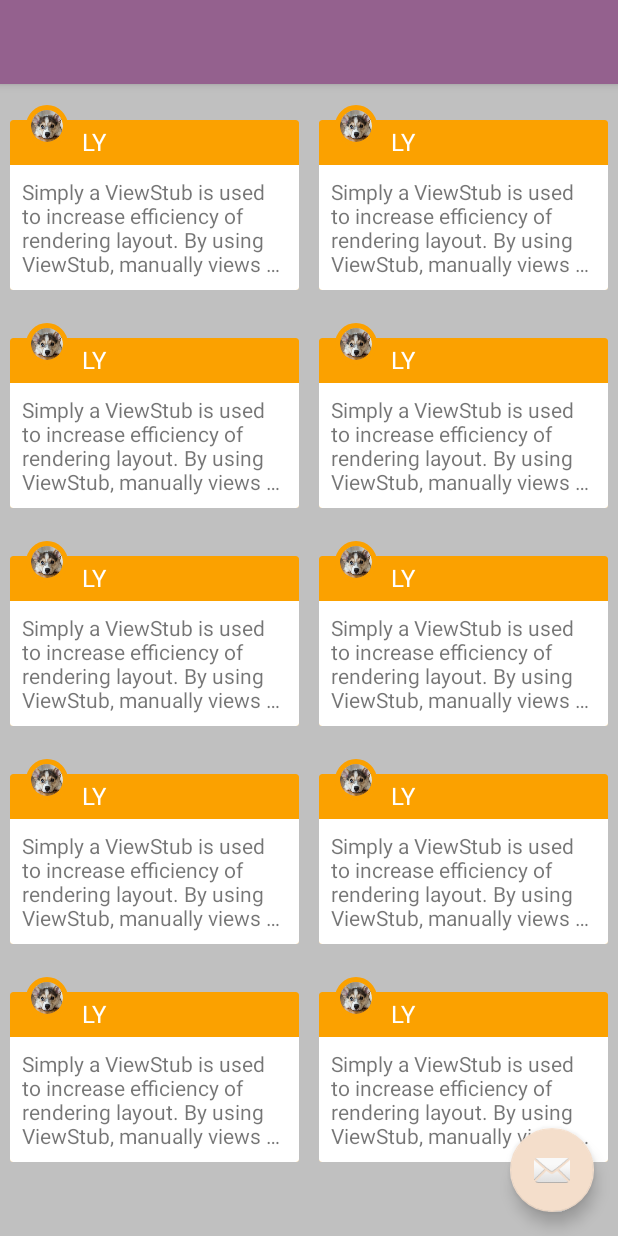
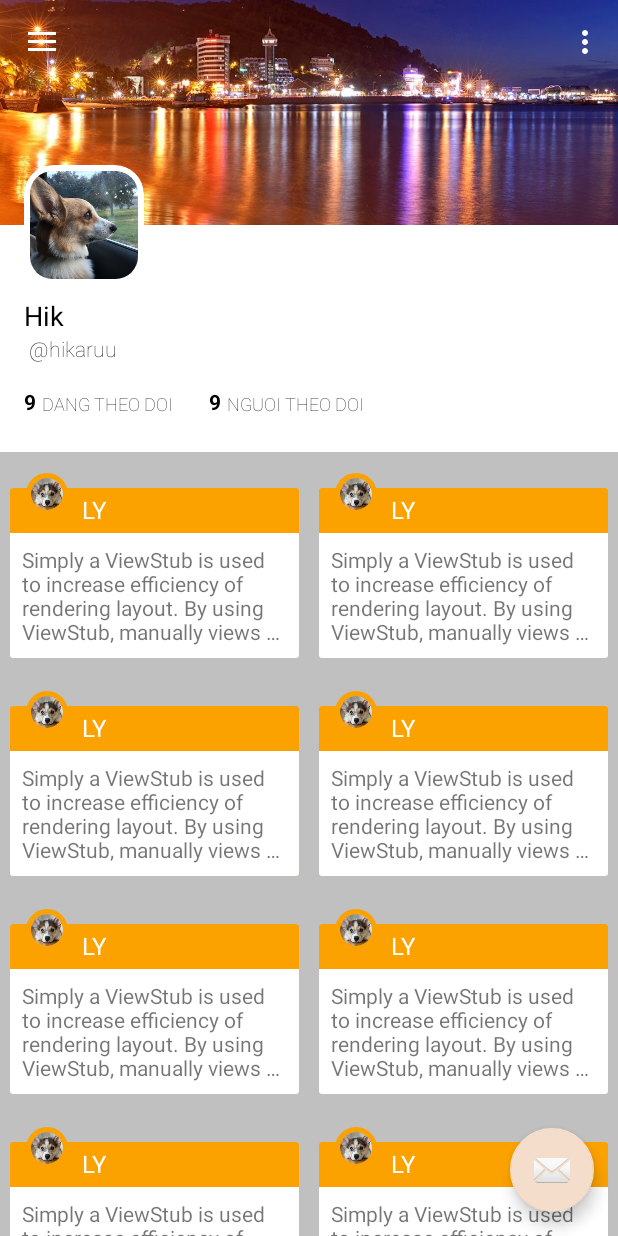
Before and after one commit to GroupTryHard/AutumWings, an Android app: the screen it shows after launch (MainActivity), on a phone screen of 412 x 824 dp. Run offline under Robolectric (Android 15) with nearby library versions, the phone set to English and light mode, and no system bars; our stand-ins replace ButterKnife, CircleImageView.

Commit message:
com.android.support xuong 24.0.0 buildToolsVersion xuong 24 ban moi bi mot so bug

```diff
--- a/app/src/main/java/com/automic/nguyendhoang/project/controller/activity/ClassActivity.java
+++ b/app/src/main/java/com/automic/nguyendhoang/project/controller/activity/ClassActivity.java
@@ -41,9 +41,9 @@ public class ClassActivity extends AppCompatActivity {
         viewPager.setAdapter(mTabFragmentAdapter);
         tabLayout.setupWithViewPager(viewPager);
 
-        for (int i=0; i<tabLayout.getTabCount(); i++){
-            tabLayout.getTabAt(i).setCustomView(mTabFragmentAdapter.getView(i));
-        }
+//        for (int i=0; i<tabLayout.getTabCount(); i++){
+//            tabLayout.getTabAt(i).setCustomView(mTabFragmentAdapter.getView(i));
+//        }
     }
 
 
--- a/app/src/main/java/com/automic/nguyendhoang/project/controller/activity/MainActivity.java
+++ b/app/src/main/java/com/automic/nguyendhoang/project/controller/activity/MainActivity.java
@@ -2,8 +2,11 @@ package com.automic.nguyendhoang.project.controller.activity;
 
 import android.content.Intent;
 import android.os.Bundle;
+import android.support.design.widget.AppBarLayout;
+import android.support.design.widget.CollapsingToolbarLayout;
 import android.support.design.widget.FloatingActionButton;
 import android.support.design.widget.NavigationView;
+import android.support.design.widget.Snackbar;
 import android.support.v4.view.GravityCompat;
 import android.support.v4.widget.DrawerLayout;
 import android.support.v7.app.ActionBarDrawerToggle;
@@ -12,11 +15,13 @@ import android.support.v7.widget.CardView;
 import android.support.v7.widget.GridLayoutManager;
 import android.support.v7.widget.RecyclerView;
 import android.support.v7.widget.Toolbar;
+import android.util.Log;
 import android.view.LayoutInflater;
 import android.view.Menu;
 import android.view.MenuItem;
 import android.view.View;
 import android.view.ViewGroup;
+import android.widget.FrameLayout;
 import android.widget.TextView;
 
 import com.automic.nguyendhoang.project.R;
@@ -25,35 +30,63 @@ import java.util.ArrayList;
 import java.util.List;
 import java.util.Random;
 
+import butterknife.BindView;
+import butterknife.ButterKnife;
 import de.hdodenhof.circleimageview.CircleImageView;
 
 public class MainActivity extends AppCompatActivity
         implements NavigationView.OnNavigationItemSelectedListener {
+    private static final String TAG = "MainActivity";
     RecyclerView recyclerView;
+    @BindView(R.id.appbar)
+    AppBarLayout mAppBar;
+    @BindView(R.id.collapsing_toolbar)
+    CollapsingToolbarLayout mCollapsingToolbar;
+    @BindView(R.id.toolbar)
+    Toolbar mToolbar;
     @Override
     protected void onCreate(Bundle savedInstanceState) {
         super.onCreate(savedInstanceState);
         setContentView(R.layout.activity_main);
-        Toolbar toolbar = (Toolbar) findViewById(R.id.toolbar);
-        setSupportActionBar(toolbar);
+        ButterKnife.bind(this);
 
+
+        setSupportActionBar(mToolbar);
+        getSupportActionBar().setDisplayShowHomeEnabled(true);
         FloatingActionButton fab = (FloatingActionButton) findViewById(R.id.fab);
         fab.setOnClickListener(new View.OnClickListener() {
             @Override
             public void onClick(View view) {
-//                Snackbar.make(view, "Replace with your own action", Snackbar.LENGTH_LONG)
-//                        .setAction("Action", null).show();
-                Intent intent = new Intent(MainActivity.this, ClassActivity.class);
-                startActivity(intent);
+                Snackbar.make(view, "Replace with your own action", Snackbar.LENGTH_LONG)
+                        .setAction("Action", null).show();
+
             }
         });
 
         DrawerLayout drawer = (DrawerLayout) findViewById(R.id.drawer_layout);
         ActionBarDrawerToggle toggle = new ActionBarDrawerToggle(
-                this, drawer, toolbar, R.string.navigation_drawer_open, R.string.navigation_drawer_close);
+                this, drawer, mToolbar, R.string.navigation_drawer_open, R.string.navigation_drawer_close);
         drawer.setDrawerListener(toggle);
         toggle.syncState();
 
+        final FrameLayout frameLayout;
+        frameLayout = (FrameLayout) findViewById(R.id.flCover);
+        mAppBar.addOnOffsetChangedListener(new AppBarLayout.OnOffsetChangedListener() {
+            @Override
+            public void onOffsetChanged(AppBarLayout appBarLayout, int verticalOffset) {
+                boolean showTitle = (mCollapsingToolbar.getHeight() + verticalOffset) <= (mToolbar.getHeight()*2) ;
+                frameLayout.setPadding(-verticalOffset/10,-verticalOffset/10,-verticalOffset/10,-verticalOffset/10);
+                if(showTitle){
+                    if(mCollapsingToolbar.getTitle()==null||mCollapsingToolbar.getTitle()==""){
+                        mCollapsingToolbar.setTitle(getString(R.string.app_name));
+
+                    }
+                }else {
+                    Log.d(TAG, "onOffsetChanged: "+mCollapsingToolbar.getTitle());
+                    mCollapsingToolbar.setTitle("");
+                }
+            }
+        });
         NavigationView navigationView = (NavigationView) findViewById(R.id.nav_view);
         navigationView.setNavigationItemSelectedListener(this);
 
--- /dev/null
+++ b/app/src/main/res/drawable/action_bar.xml
@@ -0,0 +1,23 @@
+<?xml version="1.0" encoding="utf-8"?>
+<selector xmlns:android="http://schemas.android.com/apk/res/android">
+    <item>
+        <layer-list>
+            <item>
+                <color android:color="@color/tran" />
+            </item>
+            <item>
+                <shape xmlns:android="http://schemas.android.com/apk/res/android">
+                    <gradient android:angle="-90"
+                        android:centerColor="#36848484" android:dither="true"
+
+                        android:endColor="#00c6c6c6"
+                        android:startColor="#6a848484"
+
+                        />
+                </shape>
+            </item>
+        </layer-list>
+    </item>
+
+
+</selector>
--- /dev/null
+++ b/app/src/main/res/drawable/button_bg.xml
@@ -0,0 +1,9 @@
+<?xml version="1.0" encoding="utf-8"?>
+<shape xmlns:android="http://schemas.android.com/apk/res/android"
+    android:shape="rectangle">
+    <gradient android:startColor="#FFFFFF"
+        android:endColor="#ffffff"
+        android:angle="270" />
+    <corners android:radius="3dp" />
+    <stroke android:width="1px" android:color="#b3b3b3" />
+</shape>
--- a/app/src/main/res/layout/activity_class.xml
+++ b/app/src/main/res/layout/activity_class.xml
@@ -9,21 +9,19 @@
     <android.support.design.widget.AppBarLayout
         android:id="@+id/appbar"
         android:layout_width="match_parent"
-        android:layout_height="wrap_content">
+        android:layout_height="wrap_content"
+        android:theme="@style/AppTheme.AppBarOverlay">
 
-        <include
-            layout="@layout/tool_bar"
-            android:layout_width="match_parent"
-            android:layout_height="wrap_content" />
+        <include layout="@layout/tool_bar" />
 
         <android.support.design.widget.TabLayout
             android:id="@+id/tablayout"
             android:layout_width="match_parent"
             android:layout_height="wrap_content"
             android:background="@color/colorPrimary"
+            app:tabGravity="fill"
             app:tabIndicatorColor="@android:color/white"
             app:tabMaxWidth="0dp"
-            app:tabGravity="fill"
             app:tabMode="fixed" />
 
     </android.support.design.widget.AppBarLayout>
--- a/app/src/main/res/layout/app_bar_main.xml
+++ b/app/src/main/res/layout/app_bar_main.xml
@@ -4,17 +4,42 @@
     xmlns:tools="http://schemas.android.com/tools"
     android:layout_width="match_parent"
     android:layout_height="match_parent"
-    android:fitsSystemWindows="true"
     tools:context="com.automic.nguyendhoang.project.controller.activity.MainActivity">
 
     <android.support.design.widget.AppBarLayout
+        android:id="@+id/appbar"
         android:layout_width="match_parent"
         android:layout_height="wrap_content"
         android:theme="@style/AppTheme.AppBarOverlay">
 
-        <include
-            android:id="@+id/layoutToolbar"
-            layout="@layout/tool_bar" />
+        <android.support.design.widget.CollapsingToolbarLayout
+            android:id="@+id/collapsing_toolbar"
+            android:layout_width="match_parent"
+            android:layout_height="wrap_content"
+            app:contentScrim="?attr/colorPrimary"
+            app:layout_scrollFlags="scroll|exitUntilCollapsed|snap">
+
+            <LinearLayout
+                android:layout_width="match_parent"
+                android:layout_height="wrap_content"
+                android:gravity="top"
+                app:layout_collapseMode="parallax"
+                app:layout_collapseParallaxMultiplier="0.0"
+                android:orientation="vertical"
+                >
+                <include layout="@layout/layout_user_profile"/>
+
+            </LinearLayout>
+            <android.support.v7.widget.Toolbar
+                android:id="@+id/toolbar"
+                android:layout_width="match_parent"
+                android:layout_height="?attr/actionBarSize"
+                app:contentInsetStart="0dp"
+                app:layout_collapseMode="pin"
+                app:popupTheme="@style/AppTheme.PopupOverlay"
+                />
+
+        </android.support.design.widget.CollapsingToolbarLayout>
 
     </android.support.design.widget.AppBarLayout>
 
--- a/app/src/main/res/layout/layout_item_class.xml
+++ b/app/src/main/res/layout/layout_item_class.xml
@@ -33,7 +33,6 @@
             android:layout_marginTop="3dp"
             android:textColor="@color/White"
             android:textAllCaps="true"/>
-
         <TextView
             android:text="@string/large_text"
             android:layout_width="match_parent"
--- /dev/null
+++ b/app/src/main/res/layout/layout_user_profile.xml
@@ -0,0 +1,200 @@
+<?xml version="1.0" encoding="utf-8"?><!--
+  ~ Copyright 2015 chenupt
+  ~
+  ~ Licensed under the Apache License, Version 2.0 (the "License");
+  ~ you may not use this file except in compliance with the License.
+  ~ You may obtain a copy of the License at
+  ~
+  ~     http://www.apache.org/licenses/LICENSE-2.0
+  ~
+  ~ Unless required by applicable law or agreed to in writing, software
+  ~ distributed under the License is distributed on an "AS IS" BASIS,
+  ~ WITHOUT WARRANTIES OR CONDITIONS OF ANY KIND, either express or implied.
+  ~ See the License for the specific language governing permissions and
+  ~ limitations under the License.
+  -->
+<android.support.constraint.ConstraintLayout xmlns:android="http://schemas.android.com/apk/res/android"
+    xmlns:app="http://schemas.android.com/apk/res-auto"
+    xmlns:tools="http://schemas.android.com/tools"
+
+    android:layout_width="match_parent"
+    android:layout_height="wrap_content"
+    android:paddingBottom="24dp"
+    android:background="@color/cardview_light_background"
+    >
+
+
+    <ImageView
+        android:layout_width="0dp"
+        android:layout_height="150dp"
+        android:src="@drawable/vungtau"
+        android:id="@+id/ivBanner"
+        android:scaleType="centerCrop"
+        android:cropToPadding="false"
+        android:adjustViewBounds="false"
+        tools:layout_constraintTop_creator="1"
+        tools:layout_constraintRight_creator="1"
+        app:layout_constraintRight_toRightOf="parent"
+        tools:layout_constraintLeft_creator="1"
+        app:layout_constraintLeft_toLeftOf="parent"
+        app:layout_constraintTop_toTopOf="parent"
+        app:layout_constraintHorizontal_bias="1.0" />
+    <FrameLayout
+        android:id="@+id/flCover"
+        android:layout_width="80dp"
+        android:layout_height="80dp"
+        android:padding="0dp"
+        tools:layout_constraintLeft_creator="1"
+        app:layout_constraintLeft_toLeftOf="@+id/ivBanner"
+        android:layout_marginStart="16dp"
+
+        app:layout_constraintBottom_toBottomOf="@+id/button"
+        android:layout_marginLeft="16dp"
+        app:layout_constraintTop_toBottomOf="@+id/ivBanner">
+        <android.support.v7.widget.CardView
+            android:layout_width="match_parent"
+            android:layout_height="match_parent"
+            app:cardElevation="0dp"
+            app:cardCornerRadius="19.5dp"
+            app:cardBackgroundColor="@color/cardview_light_background"
+            >
+            <android.support.v7.widget.CardView
+                android:layout_width="match_parent"
+                android:layout_height="match_parent"
+                android:layout_margin="4dp"
+                app:cardCornerRadius="15dp"
+                app:cardElevation="0dp">
+                <ImageView
+                    android:layout_width="match_parent"
+                    android:layout_height="match_parent"
+                    android:background="@color/White"
+                    android:src="@drawable/dog"
+
+                    />
+            </android.support.v7.widget.CardView>
+        </android.support.v7.widget.CardView>
+
+
+    </FrameLayout>
+
+    <android.support.constraint.Guideline
+        android:layout_width="wrap_content"
+        android:layout_height="wrap_content"
+        android:id="@+id/guideline"
+        app:layout_constraintGuide_begin="20dp"
+        android:orientation="horizontal"
+        tools:layout_editor_absoluteY="20dp"
+        tools:layout_editor_absoluteX="0dp" />
+
+    <Button
+        android:text="Thiet lap Ho so"
+        android:layout_width="wrap_content"
+        android:id="@+id/button"
+        app:layout_constraintTop_toBottomOf="@+id/ivBanner"
+        app:layout_constraintRight_toRightOf="parent"
+        android:layout_marginStart="16dp"
+        app:layout_constraintLeft_toLeftOf="parent"
+        app:layout_constraintHorizontal_bias="0.94"
+        tools:text="Thiet lap Ho so"
+        android:layout_marginTop="8dp"
+        android:background="@drawable/button_bg"
+        android:paddingLeft="24dp"
+        android:paddingRight="24dp"
+        android:textColor="@color/Black"
+        android:fontFamily="sans-serif-thin"
+        android:layout_height="0dp"
+        android:layout_marginLeft="16dp"
+        android:visibility="invisible"
+        app:layout_constraintBottom_toBottomOf="@+id/ivBanner" />
+
+    <TextView
+        android:text="Hik"
+        android:layout_width="wrap_content"
+        android:layout_height="wrap_content"
+        android:id="@+id/tvName"
+        android:layout_marginTop="8dp"
+        app:layout_constraintTop_toBottomOf="@+id/flCover"
+        app:layout_constraintLeft_toLeftOf="@+id/flCover"
+        tools:text="Hik"
+        android:textAppearance="@android:style/TextAppearance.Material.Medium"
+        android:textColor="@color/Black" />
+
+    <TextView
+        android:text=" &#64;hikaruu"
+        android:layout_width="wrap_content"
+        android:layout_height="wrap_content"
+        android:id="@+id/tvEmail"
+        app:layout_constraintTop_toBottomOf="@+id/tvName"
+        tools:text="Hikaruu"
+        app:layout_constraintLeft_toLeftOf="@+id/tvName"
+        android:textColor="@color/Black"
+        android:fontFamily="sans-serif-thin" />
+
+    <TextView
+        android:text="9"
+        android:layout_width="wrap_content"
+        android:layout_height="wrap_content"
+        android:id="@+id/textView5"
+        app:layout_constraintLeft_toLeftOf="@+id/tvEmail"
+        app:layout_constraintTop_toBottomOf="@+id/tvEmail"
+        android:layout_marginTop="16dp"
+        android:textColor="@color/Black"
+        android:fontFamily="sans-serif"
+        android:typeface="serif"
+        android:elevation="1dp"
+        android:textSize="14sp"
+        android:textStyle="normal|bold" />
+
+    <TextView
+        android:text="DANG THEO DOI"
+        android:layout_width="wrap_content"
+        android:layout_height="wrap_content"
+        android:id="@+id/textView8"
+        app:layout_constraintBottom_toBottomOf="@+id/textView5"
+        app:layout_constraintVertical_bias="0.0"
+        app:layout_constraintLeft_toRightOf="@+id/textView5"
+        android:layout_marginEnd="16dp"
+        app:layout_constraintRight_toRightOf="parent"
+        app:layout_constraintHorizontal_bias="0.0"
+        tools:text="9 Nguoi theo doi"
+        android:layout_marginStart="4dp"
+        android:textColor="@color/Black"
+        android:fontFamily="sans-serif-thin"
+        android:textSize="12sp"
+        android:layout_marginLeft="4dp"
+        android:layout_marginRight="16dp" />
+
+    <TextView
+        android:text="9"
+        android:layout_width="wrap_content"
+        android:layout_height="wrap_content"
+        android:id="@+id/textView7"
+        android:textColor="@color/Black"
+        android:fontFamily="sans-serif"
+        android:typeface="serif"
+        android:elevation="1dp"
+        android:textSize="14sp"
+        android:textStyle="normal|bold"
+        android:layout_marginStart="24dp"
+        app:layout_constraintLeft_toRightOf="@+id/textView8"
+        app:layout_constraintVertical_bias="0.13"
+        app:layout_constraintBottom_toBottomOf="@+id/textView8"
+        android:layout_marginLeft="24dp" />
+
+    <TextView
+        android:text="NGUOI THEO DOI"
+        android:layout_width="wrap_content"
+        android:layout_height="wrap_content"
+        android:id="@+id/textView9"
+        app:layout_constraintVertical_bias="1.0"
+        app:layout_constraintLeft_toRightOf="@+id/textView7"
+        tools:text="9 Nguoi theo doi"
+        android:textColor="@color/Black"
+        android:textSize="12sp"
+        app:layout_constraintBottom_toBottomOf="@+id/textView7"
+        android:layout_marginStart="4dp"
+        android:fontFamily="sans-serif-thin"
+        android:layout_marginLeft="4dp" />
+
+
+</android.support.constraint.ConstraintLayout>
--- a/app/src/main/res/layout/tool_bar.xml
+++ b/app/src/main/res/layout/tool_bar.xml
@@ -3,6 +3,4 @@
     android:id="@+id/toolbar"
     android:layout_width="match_parent"
     android:layout_height="?attr/actionBarSize"
-    android:background="?attr/colorPrimary"
-    app:popupTheme="@style/AppTheme.PopupOverlay"
-    app:titleTextColor="@android:color/white"/>
+    android:background="?attr/colorPrimary" />
--- a/app/src/main/res/values-v21/styles.xml
+++ b/app/src/main/res/values-v21/styles.xml
@@ -3,7 +3,5 @@
     <style name="AppTheme.NoActionBar">
         <item name="windowActionBar">false</item>
         <item name="windowNoTitle">true</item>
-        <item name="android:windowDrawsSystemBarBackgrounds">true</item>
-        <item name="android:statusBarColor">@android:color/transparent</item>
     </style>
 </resources>
--- a/app/src/main/res/values/colors.xml
+++ b/app/src/main/res/values/colors.xml
@@ -155,6 +155,7 @@
     <color name="hoa">@color/lavender</color>
     <color name="anh">@color/dustyrose</color>
 
+    <color name="tran">#00ffffff</color>
 
 
 </resources>
--- a/build.gradle
+++ b/build.gradle
@@ -5,7 +5,7 @@ buildscript {
         jcenter()
     }
     dependencies {
-        classpath 'com.android.tools.build:gradle:2.2.1'
+        classpath 'com.android.tools.build:gradle:2.2.2'
         classpath 'com.neenbedankt.gradle.plugins:android-apt:1.8'
 
         // NOTE: Do not place your application dependencies here; they belong
```
Also changed, not shown: app/build.gradle (+7 -5 lines), app/src/main/res/drawable/vungtau.jpg (added).
